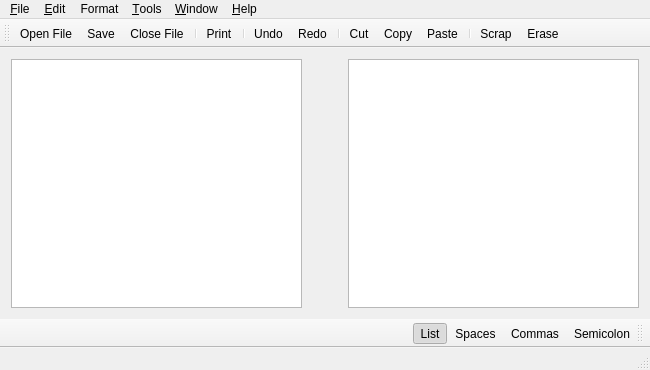
Above: qemailscrapper.ui from JustDevZero-vault/QEmailScrapper before the change. Below: the same form after it.
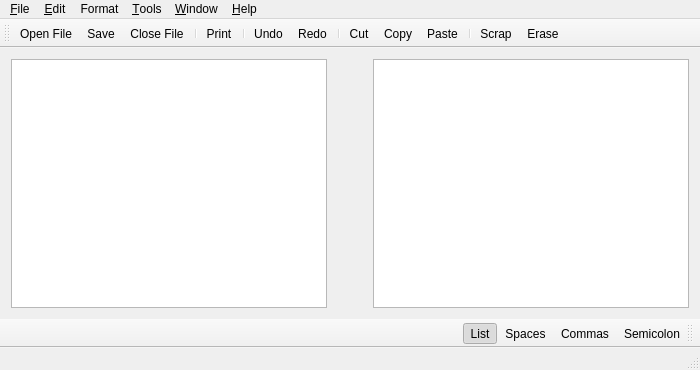
That is the form after the change.

Patch:
```diff
--- a/qemailscrapper.ui
+++ b/qemailscrapper.ui
@@ -6,7 +6,7 @@
    <rect>
     <x>0</x>
     <y>0</y>
-    <width>650</width>
+    <width>700</width>
     <height>370</height>
    </rect>
   </property>
@@ -58,7 +58,7 @@
     <rect>
      <x>0</x>
      <y>0</y>
-     <width>650</width>
+     <width>700</width>
      <height>25</height>
     </rect>
    </property>
```
Left out of the diff: 6 changed lines with no effect on the pictures.
